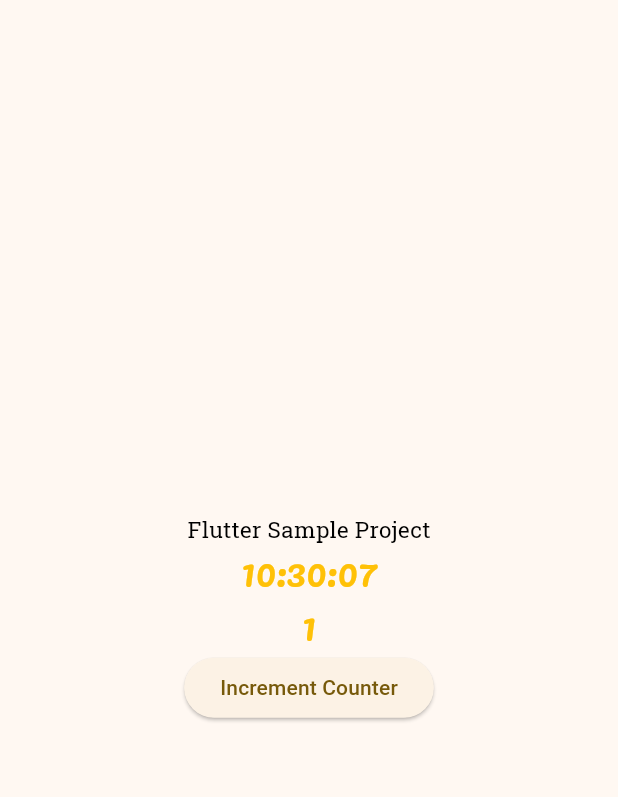
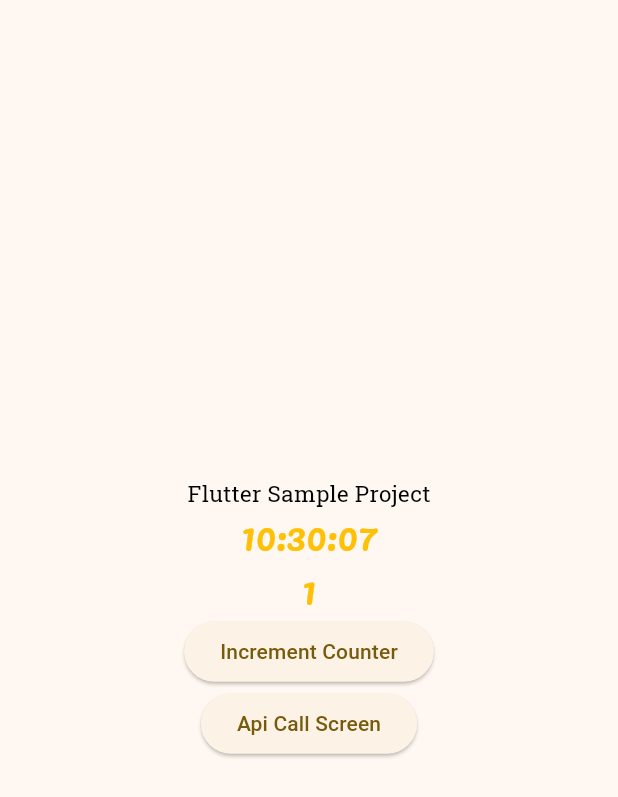
Before and after one commit to AwalkzzD/flutter_test, a Flutter app: the screen it shows after launch, on a phone screen of 412 x 824 dp. Shown: the top 797 px of the screen. Run offline on Flutter 3.47's test engine with Material 3 defaults, Android fonts, the phone set to English and light mode, and no system bars; our stand-ins replace dio, flutter_riverpod, google_fonts.

Commit message:
base view, generic/common widgets and api calls using dio

```diff
--- /dev/null
+++ b/lib/base/screens/base_widget.dart
@@ -0,0 +1,37 @@
+import 'package:flutter/material.dart';
+import 'package:flutter_riverpod/flutter_riverpod.dart';
+import 'package:sample/base/utils/widgets/custom_progress_view.dart';
+
+abstract class BaseWidget extends ConsumerStatefulWidget {
+  const BaseWidget({super.key});
+
+  @override
+  BaseWidgetState createState() => getState();
+
+  BaseWidgetState getState();
+}
+
+abstract class BaseWidgetState<T extends BaseWidget> extends ConsumerState<T> {
+  void showSnackBar(String message) {
+    ScaffoldMessenger.of(context)
+        .showSnackBar(SnackBar(content: Text(message)));
+  }
+
+  Widget getLoadingView() {
+    return const CustomProgressView(progressType: ProgressType.loading);
+  }
+
+  void hideSoftInput() {
+    FocusManager.instance.primaryFocus?.unfocus();
+  }
+
+  Widget getErrorView() {
+    return const Column(
+      mainAxisAlignment: MainAxisAlignment.center,
+      children: [
+        CustomProgressView(progressType: ProgressType.error),
+        Text("something went wrong")
+      ],
+    );
+  }
+}
--- a/lib/main.dart
+++ b/lib/main.dart
@@ -1,9 +1,6 @@
-import 'dart:async';
-
 import 'package:flutter/material.dart';
 import 'package:flutter_riverpod/flutter_riverpod.dart';
-import 'package:google_fonts/google_fonts.dart';
-import 'package:intl/intl.dart';
+import 'package:sample/ui/hello_world/hello_world.dart';
 
 void main() {
   runApp(const ProviderScope(child: MyApp()));
@@ -19,34 +16,13 @@ final counterStateProvider = StateProvider((ref) {
   return 1;
 });
 
-/// state notifier class
-class Time extends StateNotifier<DateTime> {
-  late final Timer _timer;
-
-  Time() : super(DateTime.now()) {
-    _timer = Timer.periodic(const Duration(seconds: 1), (_) {
-      state = DateTime.now();
-    });
-  }
-
-  @override
-  void dispose() {
-    _timer.cancel();
-    super.dispose();
-  }
-}
-
-/// state notifier provider, used when change in state is needed on user interaction event
-final timeProvider = StateNotifierProvider<Time, DateTime>((ref) {
-  return Time();
-});
-
 class MyApp extends StatelessWidget {
   const MyApp({super.key});
 
   @override
   Widget build(BuildContext context) {
     return MaterialApp(
+      debugShowCheckedModeBanner: false,
       title: 'Flutter Demo',
       theme: ThemeData(
         colorScheme: ColorScheme.fromSeed(seedColor: Colors.amber),
@@ -127,78 +103,3 @@ class HomeWidget extends StatelessWidget {
     });
   }
 }
-
-/// use ConsumerStatefulWidget when need of stateful widget, create state class by extending ConsumerState
-class HelloWorldWidget extends ConsumerStatefulWidget {
-  const HelloWorldWidget({super.key});
-
-  @override
-  ConsumerState<ConsumerStatefulWidget> createState() =>
-      _HelloWorldWidgetState();
-}
-
-class _HelloWorldWidgetState extends ConsumerState<HelloWorldWidget> {
-  @override
-  Widget build(BuildContext context) {
-    final displayText = ref.watch(counterStateProvider);
-
-/*final apiResponseAsync = ref.watch(apiResponseProvider);
-
-    apiResponseAsync.when(
-        data: (responseType) => {Text(responseType)},
-        error: (error, stack) => {Toast(error)},
-        loading: () => {CircularProgressIndicator()});*/
-
-    ref.listen<int>(counterStateProvider, (previous, current) {
-      ScaffoldMessenger.of(context)
-          .showSnackBar(SnackBar(content: Text("$current")));
-    });
-
-    return Scaffold(
-      body: SafeArea(
-        child: Center(
-          child: Column(
-            mainAxisAlignment: MainAxisAlignment.center,
-            children: <Widget>[
-              Text(
-                "Flutter Sample Project",
-                style: GoogleFonts.robotoSlab(
-                  textStyle: TextStyle(
-                    color: Colors.black,
-                    fontSize: 15,
-                  ),
-                ),
-              ),
-              Consumer(builder: (_, WidgetRef ref, __) {
-                final time = ref.watch(timeProvider);
-
-                return Text(
-                  (DateFormat.Hms().format(time)),
-                  style: GoogleFonts.pacifico(
-                    textStyle: TextStyle(
-                      color: Colors.amber,
-                      fontSize: 25,
-                    ),
-                  ),
-                );
-              }),
-              Text(
-                displayText.toString(),
-                style: GoogleFonts.pacifico(
-                  textStyle: TextStyle(
-                    color: Colors.amber,
-                    fontSize: 25,
-                  ),
-                ),
-              ),
-              ElevatedButton(
-                  onPressed: () =>
-                      {ref.read(counterStateProvider.notifier).state++},
-                  child: const Text("Increment Counter"))
-            ],
-          ),
-        ),
-      ),
-    );
-  }
-}
--- /dev/null
+++ b/lib/ui/hello_world/hello_world.dart
@@ -0,0 +1,113 @@
+import 'dart:async';
+
+import 'package:flutter/material.dart';
+import 'package:flutter_riverpod/flutter_riverpod.dart';
+import 'package:google_fonts/google_fonts.dart';
+import 'package:intl/intl.dart';
+import 'package:sample/ui/api_call/get_users.dart';
+
+/// state provider used to store simple state objects that can change
+/// to change/access ref.read(counterStateProvider.notifier).state = "hello"
+final counterStateProvider = StateProvider((ref) {
+  return 1;
+});
+
+/// state notifier class
+class Time extends StateNotifier<DateTime> {
+  late final Timer _timer;
+
+  Time() : super(DateTime.now()) {
+    _timer = Timer.periodic(const Duration(seconds: 1), (_) {
+      state = DateTime.now();
+    });
+  }
+
+  @override
+  void dispose() {
+    _timer.cancel();
+    super.dispose();
+  }
+}
+
+/// state notifier provider, used when change in state is needed on user interaction event
+final timeProvider = StateNotifierProvider<Time, DateTime>((ref) {
+  return Time();
+});
+
+/// use ConsumerStatefulWidget when need of stateful widget, create state class by extending ConsumerState
+class HelloWorldWidget extends ConsumerStatefulWidget {
+  const HelloWorldWidget({super.key});
+
+  @override
+  ConsumerState<ConsumerStatefulWidget> createState() =>
+      _HelloWorldWidgetState();
+}
+
+class _HelloWorldWidgetState extends ConsumerState<HelloWorldWidget> {
+  @override
+  Widget build(BuildContext context) {
+    final displayText = ref.watch(counterStateProvider);
+
+/*final apiResponseAsync = ref.watch(apiResponseProvider);
+
+    apiResponseAsync.when(
+        data: (responseType) => {Text(responseType)},
+        error: (error, stack) => {Toast(error)},
+        loading: () => {CircularProgressIndicator()});*/
+
+    ref.listen<int>(counterStateProvider, (previous, current) {
+      ScaffoldMessenger.of(context)
+          .showSnackBar(SnackBar(content: Text("$current")));
+    });
+
+    return Scaffold(
+      body: Center(
+        child: Column(
+          mainAxisAlignment: MainAxisAlignment.center,
+          children: <Widget>[
+            Text(
+              "Flutter Sample Project",
+              style: GoogleFonts.robotoSlab(
+                textStyle: TextStyle(
+                  color: Colors.black,
+                  fontSize: 15,
+                ),
+              ),
+            ),
+            Consumer(builder: (_, WidgetRef ref, __) {
+              final time = ref.watch(timeProvider);
+              return Text(
+                (DateFormat.Hms().format(time)),
+                style: GoogleFonts.pacifico(
+                  textStyle: TextStyle(
+                    color: Colors.amber,
+                    fontSize: 25,
+                  ),
+                ),
+              );
+            }),
+            Text(
+              displayText.toString(),
+              style: GoogleFonts.pacifico(
+                textStyle: TextStyle(
+                  color: Colors.amber,
+                  fontSize: 25,
+                ),
+              ),
+            ),
+            ElevatedButton(
+                onPressed: () =>
+                    {ref.read(counterStateProvider.notifier).state++},
+                child: const Text("Increment Counter")),
+            ElevatedButton(
+                onPressed: () => Navigator.push(
+                    context,
+                    MaterialPageRoute(
+                        builder: (BuildContext context) => const GetUsers())),
+                child: const Text("Api Call Screen"))
+          ],
+        ),
+      ),
+    );
+  }
+}
--- a/pubspec.yaml
+++ b/pubspec.yaml
@@ -36,9 +36,11 @@ dependencies:
   # Use with the CupertinoIcons class for iOS style icons.
   cupertino_icons: ^1.0.6
   google_fonts: ^6.2.1
+
+  intl: ^0.19.0
+  dio: ^5.4.3+1
+
   flutter_riverpod: ^2.5.1
-  intl: ^0.19.0
-  riverpod_generator: ^2.4.0
 
 dev_dependencies:
   flutter_test:
```
Also changed, not shown: lib/base/utils/widgets/custom_list_view.dart (added, +56 -0 lines), lib/base/utils/widgets/custom_progress_view.dart (added, +29 -0 lines), lib/data/remote/model/user_response.dart (added, +71 -0 lines), lib/data/remote/repository/users_repository.dart (added, +11 -0 lines), lib/ui/api_call/get_users.dart (added, +57 -0 lines), pubspec.lock.
